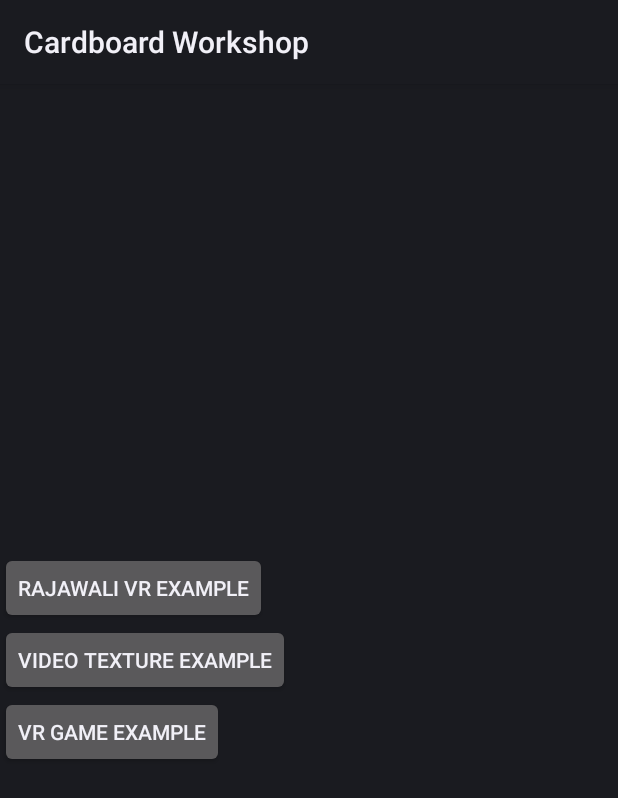
After one commit to BNOTIONS/cardboard-workshop, an Android app: the layout activity_main.xml on its own in the app's theme, with its tools: preview values and no code run, on a phone screen of 412 x 824 dp. The commit adds this screen. Shown: the top 798 px of the screen. Run offline under Robolectric (Android 15) with nearby library versions, the phone set to English and light mode, and no system bars.

Commit message:
new Main activity landing page, fixes to utils and a more generic way to make objects face the camera added

```diff
--- /dev/null
+++ b/app/src/main/res/layout/activity_main.xml
@@ -0,0 +1,27 @@
+<?xml version="1.0" encoding="utf-8"?>
+<LinearLayout
+    xmlns:android="http://schemas.android.com/apk/res/android"
+    android:orientation="vertical"
+    android:layout_width="match_parent"
+    android:layout_height="match_parent"
+    android:gravity="center_vertical">
+
+    <Button
+        android:id="@+id/btn_rajawali"
+        android:layout_width="wrap_content"
+        android:layout_height="wrap_content"
+        android:text="@string/btn_rajawali_ex"/>
+
+    <Button
+        android:id="@+id/btn_video"
+        android:layout_width="wrap_content"
+        android:layout_height="wrap_content"
+        android:text="@string/btn_video_ex"/>
+
+    <Button
+        android:id="@+id/btn_game"
+        android:layout_width="wrap_content"
+        android:layout_height="wrap_content"
+        android:text="@string/btn_game_ex"/>
+
+</LinearLayout>
--- a/app/src/main/res/values/strings.xml
+++ b/app/src/main/res/values/strings.xml
@@ -1,3 +1,6 @@
 <resources>
     <string name="app_name">Cardboard Workshop</string>
+    <string name="btn_rajawali_ex">Rajawali VR Example</string>
+    <string name="btn_video_ex">Video Texture Example</string>
+    <string name="btn_game_ex">VR Game Example</string>
 </resources>
--- a/rajawali-vr/src/main/java/rajawali/vr/RajawaliVRRenderer.java
+++ b/rajawali-vr/src/main/java/rajawali/vr/RajawaliVRRenderer.java
@@ -46,8 +46,4 @@ public class RajawaliVRRenderer extends RajawaliSideBySideRenderer {
 		setCameraOrientation(mCameraOrientation);
 		super.onRender(deltaTime);
 	}
-
-    public float[] getHeadView() {
-        return mHeadViewMatrix;
-    }
 }
```
Also changed, not shown: app/src/main/AndroidManifest.xml (+11 -3 lines), app/src/main/java/com/androidto/cardboard/MainActivity.java (added, +37 -0 lines), app/src/main/java/com/androidto/cardboard/VRGameActivity.java (added, +9 -0 lines), app/src/main/java/com/androidto/cardboard/VideoTextureRenderer.java (+4 -22 lines), app/src/main/java/com/androidto/cardboard/util/Utils.java (+41 -4 lines).
